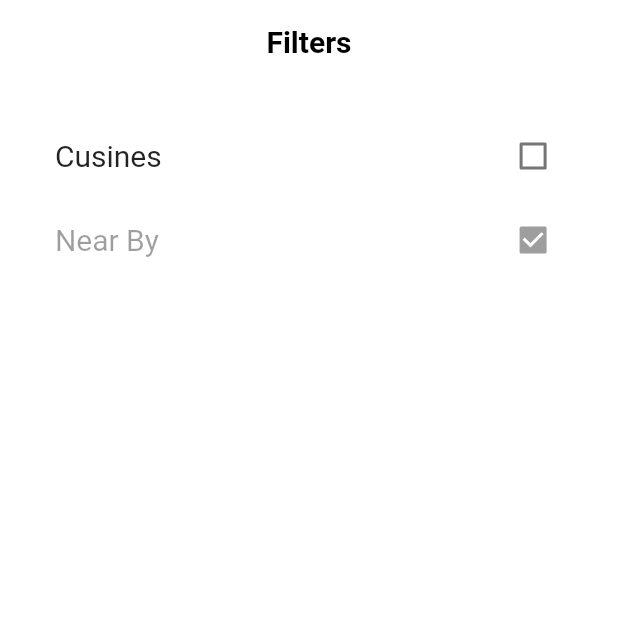
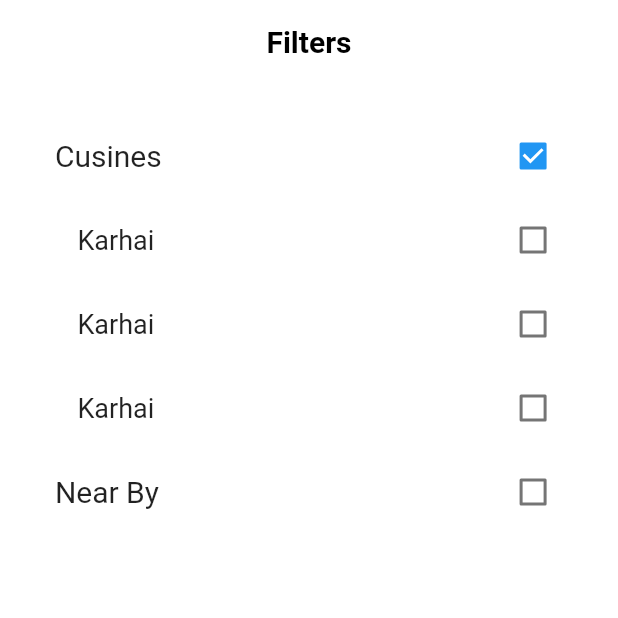
Before and after one commit to SalishKumar/tiffin_wala_customer, a Flutter app: the Filter screen opened by its route, after a tap on "Cusines", on a phone screen of 412 x 824 dp, the top half of it. Run offline on Flutter 3.47's test engine with Material 2 defaults, Android fonts, the phone set to English and light mode, and no system bars; our stand-ins replace auto_size_text, cached_network_image, flutter_signin_button, get_it, string_validator.

Commit message:
fixed filter_view_model.dart

```diff
--- a/lib/src/app.dart
+++ b/lib/src/app.dart
@@ -14,7 +14,6 @@ class MyApp extends StatelessWidget {
     return const AppProvider(
         child:  MaterialApp(
           onGenerateRoute: generateRoute,
-          home: Home()
           ),
     );
   }
--- a/lib/src/app_provider.dart
+++ b/lib/src/app_provider.dart
@@ -3,7 +3,6 @@ import 'package:flutter/material.dart';
 import 'package:provider/provider.dart';
 import 'package:tiffin_wala_customer/src/view_model/filter_view_model.dart';
 import 'package:tiffin_wala_customer/src/view_model/home_view_model.dart';
-import 'package:tiffin_wala_customer/src/view_model/login_view_model.dart';
 import 'package:tiffin_wala_customer/src/view_model/login_view_model.dart';
 import 'package:tiffin_wala_customer/src/view_model/register_view_model.dart';
 
@@ -20,10 +19,12 @@ class AppProvider extends StatelessWidget {
   Widget build(BuildContext context) {
     return MultiProvider(
       providers: [
+
         ChangeNotifierProvider(create: (context) => LoginViewModel()),
         ChangeNotifierProvider(create: (context) => RegisterViewModel()),
         ChangeNotifierProvider(create: (context) => HomeViewModel()),
-        ChangeNotifierProvider(create: (context) => FilterViewModel()),
+        ChangeNotifierProvider(create: (context) => FilterViewModel1()),
+
       ],
       child: child,
     );
--- a/lib/src/view_model/filter_view_model.dart
+++ b/lib/src/view_model/filter_view_model.dart
@@ -1,6 +1,6 @@
 import 'package:flutter/material.dart';
 
-class FilterViewModel extends ChangeNotifier {
+class FilterViewModel1 extends ChangeNotifier {
   bool cusines = false;
   List<bool> listOfCusines = [false, false, false];
   bool nearby = false;
--- a/lib/src/views/filter.dart
+++ b/lib/src/views/filter.dart
@@ -3,8 +3,7 @@ import 'package:cached_network_image/cached_network_image.dart';
 import 'package:flutter/material.dart';
 import 'package:provider/provider.dart';
 import 'package:tiffin_wala_customer/src/constants/color.dart' as color;
-import 'package:tiffin_wala_customer/src/constants/my_custom_textfield.dart';
-import 'package:tiffin_wala_customer/src/view_model/Filter_view_model.dart';
+import 'package:tiffin_wala_customer/src/view_model/filter_view_model.dart';
 
 class Filter extends StatelessWidget {
   static const routeName = '/filter';
@@ -14,8 +13,7 @@ class Filter extends StatelessWidget {
   @override
   Widget build(BuildContext context) {
     double width = MediaQuery.of(context).size.width;
-    FilterViewModel filterViewModel =
-        Provider.of<FilterViewModel>(context, listen: false);
+
     return Scaffold(
         backgroundColor: color.background,
         appBar: AppBar(
@@ -30,7 +28,7 @@ class Filter extends StatelessWidget {
         body: SingleChildScrollView(
           child: Container(
             margin: EdgeInsets.symmetric(horizontal: width * 0.05),
-            child: Consumer<FilterViewModel>(
+            child: Consumer<FilterViewModel1>(
                 builder: (context, filterViewModel, child) {
               return Container(
                 margin: EdgeInsets.only(top: 20),
@@ -49,19 +47,19 @@ class Filter extends StatelessWidget {
                       margin: EdgeInsets.only(left: 15),
                       child: Column(
                         children: [
-                          CheckboxListTile(value: filterViewModel.listOfCusines[0], onChanged: filterViewModel.cusineChanged(0),title: Text(
+                          CheckboxListTile(value: filterViewModel.listOfCusines[0], onChanged: (val)=>filterViewModel.cusineChanged(0),title: Text(
                       "Karhai",
                       style: TextStyle(
                         fontSize: 18,
                       ),
                     ),),
-                    CheckboxListTile(value: filterViewModel.listOfCusines[0], onChanged: filterViewModel.cusineChanged(0),title: Text(
+                    CheckboxListTile(value: filterViewModel.listOfCusines[0], onChanged: (val)=>filterViewModel.cusineChanged(0),title: Text(
                       "Karhai",
                       style: TextStyle(
                         fontSize: 18,
                       ),
                     ),),
-                    CheckboxListTile(value: filterViewModel.listOfCusines[0], onChanged: filterViewModel.cusineChanged(0),title: Text(
+                    CheckboxListTile(value: filterViewModel.listOfCusines[0], onChanged:(val)=> filterViewModel.cusineChanged(0),title: Text(
                       "Karhai",
                       style: TextStyle(
                         fontSize: 18,
@@ -70,7 +68,7 @@ class Filter extends StatelessWidget {
                         ],
                       ),
                     ):Container(),
-                    CheckboxListTile(value: filterViewModel.nearby, onChanged: filterViewModel.nearbySelection(),title: Text(
+                    CheckboxListTile(value: filterViewModel.nearby, onChanged: (val)=> filterViewModel.nearbySelection(),title: Text(
                       "Near By",
                       style: TextStyle(
                         fontSize: 20,
--- a/lib/src/views/home.dart
+++ b/lib/src/views/home.dart
@@ -6,9 +6,10 @@ import 'package:tiffin_wala_customer/src/constants/color.dart' as color;
 import 'package:tiffin_wala_customer/src/constants/my_custom_textfield.dart';
 import 'package:tiffin_wala_customer/src/view_model/home_view_model.dart';
 import 'package:tiffin_wala_customer/src/views/filter.dart';
+import 'package:tiffin_wala_customer/src/views/login.dart';
 
 class Home extends StatelessWidget {
-  static const routeName = '/home';
+  static const routeName = '/';
 
   const Home({Key? key}) : super(key: key);
 
@@ -87,6 +88,8 @@ class Home extends StatelessWidget {
                       textInputType: TextInputType.text,
                       onPressed: () {
                         Navigator.pushNamed(context, Filter.routeName);
+                        // Navigator.of(context).pushReplacementNamed(Filter.routeName);
+
                       },
                       hintText: "Search",
                       error: '',
--- a/lib/src/views/login.dart
+++ b/lib/src/views/login.dart
@@ -8,7 +8,7 @@ import 'package:tiffin_wala_customer/src/views/home.dart';
 import 'package:tiffin_wala_customer/src/views/register.dart';
 
 class Login extends StatelessWidget {
-  static const routeName = '/';
+  static const routeName = '/login';
 
   const Login({Key? key}) : super(key: key);
 
```
Also changed, not shown: 4 other files.
